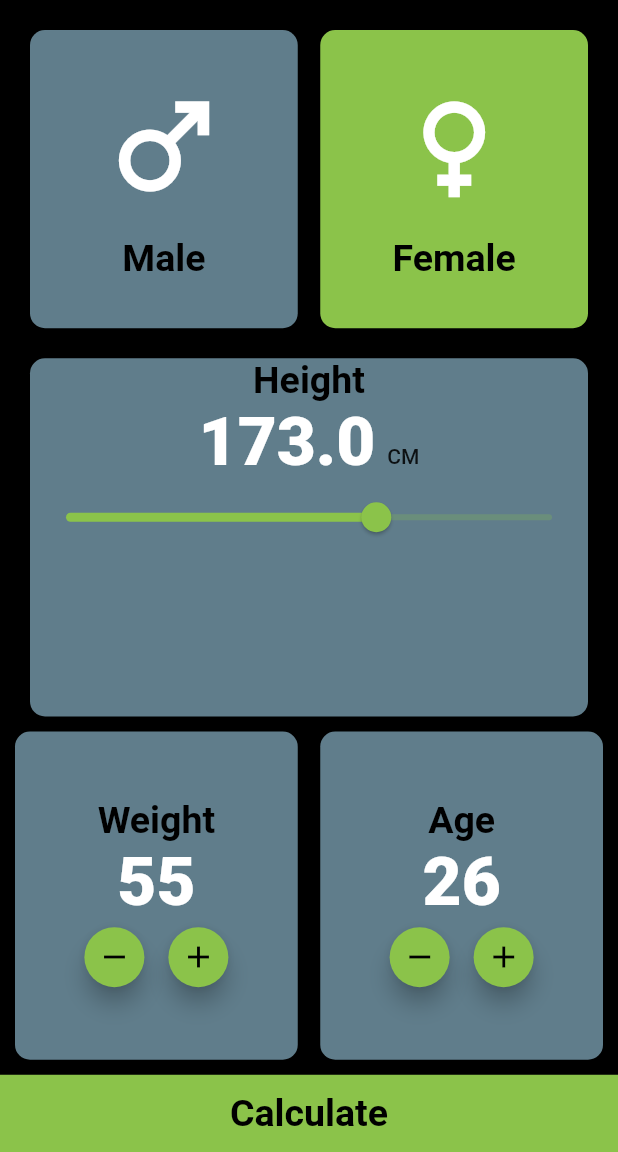
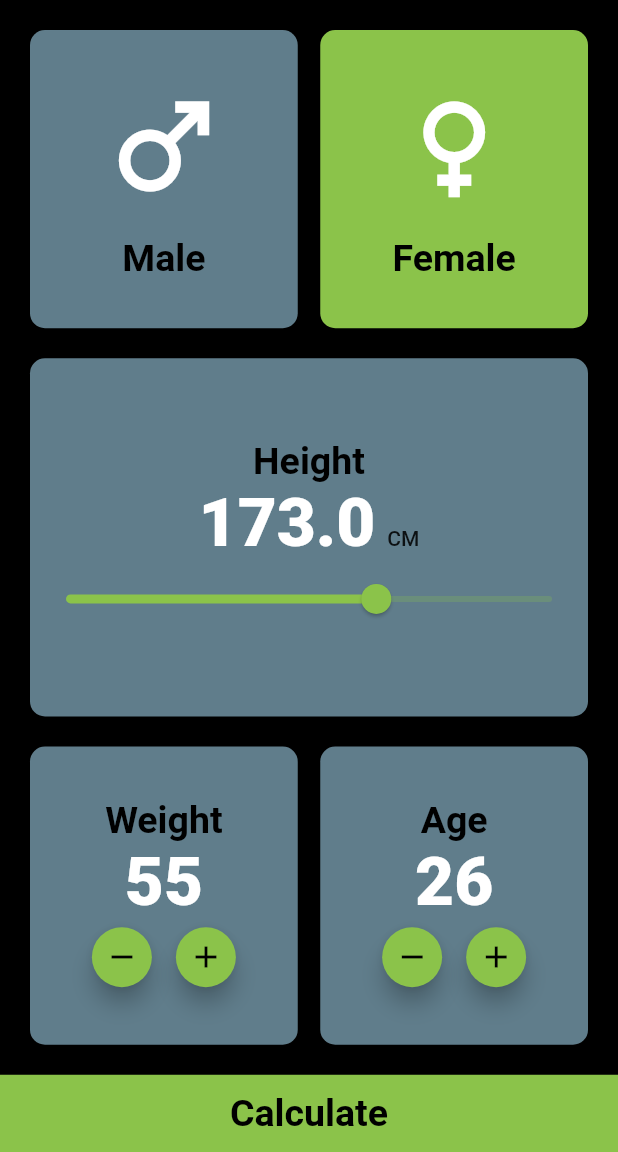
Before and after one commit to meryyem/bodymassindex, a Flutter app: the screen it shows after launch, on a phone screen of 412 x 824 dp, the part 84-1236 px from its top. Run offline on Flutter 3.47's test engine with Material 2 defaults, Android fonts, the phone set to English and light mode, and no system bars; missing offline and left inert: dart:html.

Commit message:
name and icone done => Completed

```diff
--- a/bmi/lib/home.dart
+++ b/bmi/lib/home.dart
@@ -52,6 +52,7 @@ class _MyHomePageState extends State<MyHomePage> {
                     color: Colors.blueGrey,
                   ),
                   child: Column(
+                    mainAxisAlignment: MainAxisAlignment.center,
                     children: [
                       Text(
                         "Height",
@@ -86,7 +87,7 @@ class _MyHomePageState extends State<MyHomePage> {
             ),
             Expanded(
               child: Padding(
-                padding: const EdgeInsets.all(10.0),
+                padding: const EdgeInsets.all(20.0),
                 child: Row(
                   mainAxisAlignment: MainAxisAlignment.center,
                   children: [
--- a/bmi/pubspec.yaml
+++ b/bmi/pubspec.yaml
@@ -45,6 +45,12 @@ dev_dependencies:
   # package. See that file for information about deactivating specific lint
   # rules and activating additional ones.
   flutter_lints: ^1.0.0
+  flutter_launcher_icons: ^0.9.2
+
+flutter_icons:
+  android: true
+  ios: true
+  image_path: "assets/bmi.jpeg"
 
 # For information on the generic Dart part of this file, see the
 # following page: https://dart.dev/tools/pub/pubspec
```
Also changed, not shown: bmi/assets/bmi.jpeg (added), bmi/pubspec.lock, 23 other files.
